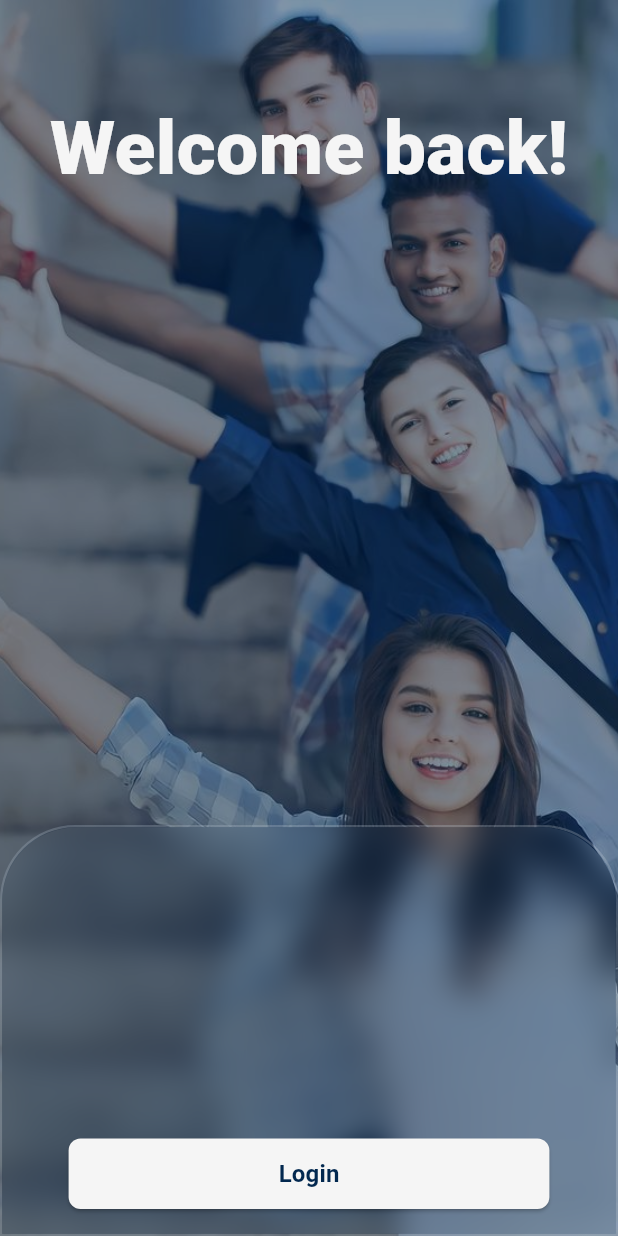
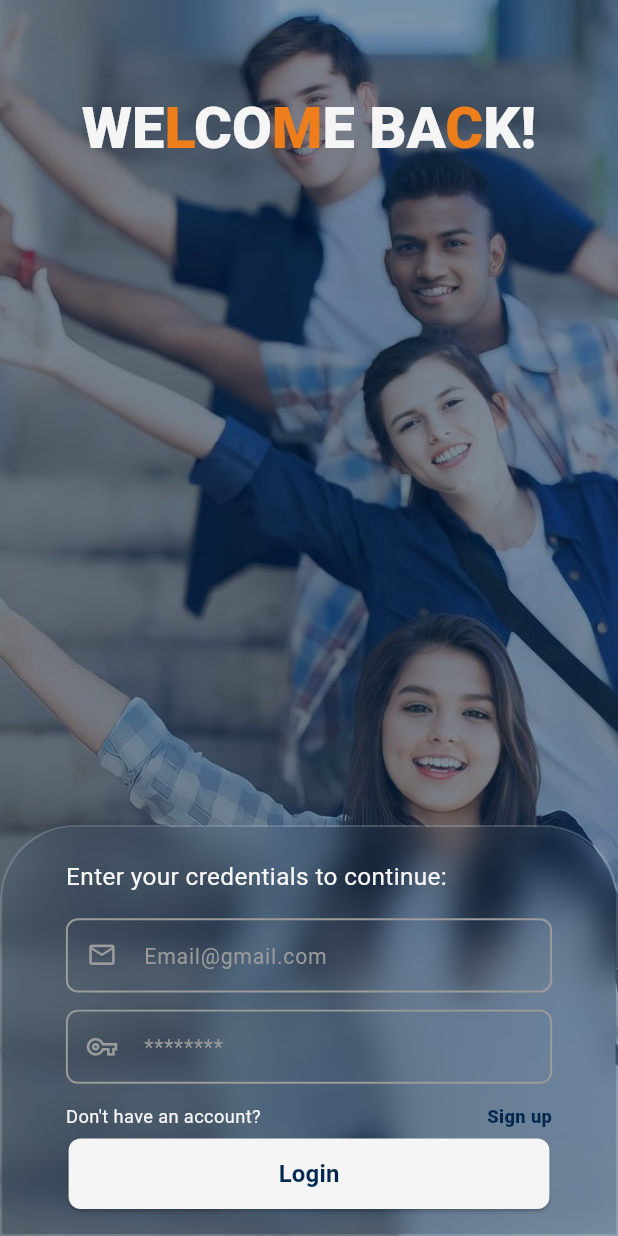
Before and after one commit to ModarAlshibani/LMC, a Flutter app: the screen it shows after launch, after a tap on "Get Started", on a phone screen of 412 x 824 dp. Run offline on Flutter 3.47's test engine with Material 3 defaults, Android fonts, the light colour scheme and no system bars; our stand-ins replace flutter_screenutil, rive; Roboto replaces fonts that are missing (Poppins).

Commit message:
Login ui done

```diff
--- a/lib/core/routing/app_router.dart
+++ b/lib/core/routing/app_router.dart
@@ -2,6 +2,8 @@ import 'package:flutter/material.dart';
 import 'package:lmc_app/core/routing/routes.dart';
 import 'package:lmc_app/features/login/ui/screens/login_screen.dart';
 import 'package:lmc_app/features/onboarding/ui/screens/onboarding_screen.dart';
+
+import '../../features/homePage/ui/screens/signUp.dart';
 
 class AppRouter {
   Route generateRoute(RouteSettings settings) {
@@ -15,6 +17,12 @@ final arguments = settings.arguments;
       case Routes.loginScreen:
         return MaterialPageRoute(builder: (_) => const LoginScreen());
 
+        case Routes.signUp:
+          return MaterialPageRoute(builder: (_) => const SignUp());
+
+        // case Routes.homePage:
+        //   return MaterialPageRoute(builder: (_) => const HomePage());
+
       default:
         return MaterialPageRoute(
           builder:
--- a/lib/core/routing/routes.dart
+++ b/lib/core/routing/routes.dart
@@ -3,4 +3,7 @@
 class Routes{
   static const String onboardingScreen = '/onboardingScreen';
   static const String loginScreen = '/loginScreen';
+  static const String signUp = '/signUp';
+  static const String homePage = '/homePage';
+
 }
--- a/lib/core/theming/colors.dart
+++ b/lib/core/theming/colors.dart
@@ -2,7 +2,7 @@ import 'dart:ui';
 
 class AppColors {
   static const Color lmcBlue = Color.fromARGB(255, 2, 40, 79);
-  static const Color hintBlue = Color.fromARGB(255, 59, 73, 87);
+  static const Color hintBlue = Color.fromARGB(255, 166, 203, 238);
   static const Color lmcOrange = Color.fromARGB(255, 238, 126, 28);
   static const Color backgroundColor = Color(0xFFF5F5F5);
   static const Color greyBorder = Color.fromARGB(255, 155, 155, 155);
--- a/lib/core/widgets/general_text_form_field.dart
+++ b/lib/core/widgets/general_text_form_field.dart
@@ -3,24 +3,38 @@ import 'package:flutter_screenutil/flutter_screenutil.dart';
 import 'package:lmc_app/core/theming/colors.dart';
 
 class GeneralTextFormField extends StatelessWidget {
-  const GeneralTextFormField({super.key});
+  const GeneralTextFormField({super.key, this.focusedBorder, this.enabledBorder, this.hintText, this.prefixIcon, this.suffixIcon, this.isObsecureText});
+
+  final InputBorder? focusedBorder;
+  final InputBorder? enabledBorder;
+  final bool? isObsecureText;
+  final String? hintText;
+  final Widget? prefixIcon;
+  final Widget? suffixIcon;
+
 
   @override
   Widget build(BuildContext context) {
     return TextFormField(
       decoration: InputDecoration(
         isDense: true,
-        contentPadding: EdgeInsets.symmetric(horizontal: 20.w, vertical: 18.h),
-        enabledBorder: OutlineInputBorder(
+        contentPadding: EdgeInsets.symmetric(horizontal: 20.w, vertical: 14.h),
+        enabledBorder: enabledBorder ?? OutlineInputBorder(
           borderSide: BorderSide(color: AppColors.greyBorder, width: 1.3),
           borderRadius: BorderRadius.circular(8.0),
         ),
-        focusedBorder: OutlineInputBorder(
-          borderSide: BorderSide(color: AppColors.lmcOrange, width: 1.3),
+        focusedBorder: focusedBorder ?? OutlineInputBorder(
+          borderSide: BorderSide(color: AppColors.lmcOrange.withOpacity(0.6), width: 1.3),
           borderRadius: BorderRadius.circular(8.0),
         ),
-        hintStyle: TextStyle(fontSize: 10, color: AppColors.hintBlue),
+        prefixIcon: prefixIcon,
+        suffixIcon: suffixIcon,
+        hintStyle: TextStyle(fontSize: 14.sp, color: AppColors.greyBorder),
+        hintText: hintText ?? "No hint text added",
       ),
+      obscureText: isObsecureText ?? false,
+      style: TextStyle(fontSize: 14.sp, color: AppColors.backgroundColor),
+      cursorColor: AppColors.greyBorder,
     );
   }
 }
--- /dev/null
+++ b/lib/core/widgets/glass_card.dart
@@ -0,0 +1,62 @@
+import 'dart:ui';
+import 'package:flutter/material.dart';
+import 'package:flutter_screenutil/flutter_screenutil.dart';
+import 'package:lmc_app/core/theming/colors.dart';
+import 'package:lmc_app/features/login/ui/widgets/login_button.dart';
+
+class GlassContainer extends StatelessWidget {
+  GlassContainer({
+    super.key,
+    required this.width,
+    required this.height,
+    required this.topLeft,
+    required this.topRight,
+    required this.bottomRight,
+    required this.bottomLeft,
+    required this.firstColor,
+    required this.secondColor,
+  });
+
+  final double width;
+  final double height;
+  final double topLeft;
+  final double topRight;
+  final double bottomRight;
+  final double bottomLeft;
+  final Color firstColor;
+  final Color secondColor;
+
+  @override
+  Widget build(BuildContext context) {
+    return Container(
+      height: height.h,
+      width: width.w,
+      decoration: BoxDecoration(
+        borderRadius: BorderRadius.only(
+          topLeft: Radius.circular(topLeft),
+          topRight: Radius.circular(topRight),
+          bottomRight: Radius.circular(bottomLeft),
+          bottomLeft: Radius.circular(bottomRight),
+        ),
+        gradient: LinearGradient(
+          colors: [firstColor.withOpacity(0.15), secondColor.withOpacity(0.05)],
+          begin: Alignment.topLeft,
+          end: Alignment.bottomRight,
+        ),
+        border: Border.all(color: Colors.white.withOpacity(0.2), width: 1.5),
+      ),
+      child: ClipRRect(
+        borderRadius: BorderRadius.only(
+          topLeft: Radius.circular(topLeft),
+          topRight: Radius.circular(topRight),
+          bottomRight: Radius.circular(bottomLeft),
+          bottomLeft: Radius.circular(bottomRight),
+        ),
+        child: BackdropFilter(
+          filter: ImageFilter.blur(sigmaX: 10, sigmaY: 10),
+          child: Container(padding: const EdgeInsets.all(16)),
+        ),
+      ),
+    );
+  }
+}
--- /dev/null
+++ b/lib/features/homePage/ui/screens/signUp.dart
@@ -0,0 +1,14 @@
+import 'package:flutter/material.dart';
+
+class SignUp extends StatelessWidget {
+  const SignUp({super.key});
+
+  @override
+  Widget build(BuildContext context) {
+    return  Scaffold(
+      appBar: AppBar(
+        title: const Text(" Sign up page "),
+      ),
+    );
+  }
+}
--- a/lib/features/login/ui/screens/login_screen.dart
+++ b/lib/features/login/ui/screens/login_screen.dart
@@ -1,8 +1,13 @@
 import 'package:flutter/material.dart';
 import 'package:flutter_screenutil/flutter_screenutil.dart';
+import 'package:lmc_app/core/helpers/extentions.dart';
 import 'package:lmc_app/core/theming/colors.dart';
+import 'package:lmc_app/core/widgets/general_text_form_field.dart';
 import 'package:lmc_app/features/login/ui/widgets/bottom_blur_container.dart';
 import 'package:lmc_app/features/login/ui/widgets/login_background.dart';
+import 'package:lmc_app/features/login/ui/widgets/welcomeBackText.dart';
+
+import '../../../../core/routing/routes.dart';
 
 class LoginScreen extends StatelessWidget {
   const LoginScreen({super.key});
@@ -13,22 +18,12 @@ class LoginScreen extends StatelessWidget {
       backgroundColor: AppColors.backgroundColor,
       body: Stack(
         children: [
-          LoginBackgroung(),
+          LoginBackground(),
           Positioned(
             top: 62.h,
             left: 0,
             right: 0,
-            child: Align(
-              alignment: Alignment.center,
-              child: Text(
-                "Welcome back!",
-                style: TextStyle(
-                  fontSize: 50,
-                  fontWeight: FontWeight.w800,
-                  color: AppColors.backgroundColor,
-                ),
-              ),
-            ),
+            child: WelcomeBackText(),
           ),
           Positioned(
             bottom: 0.h,
@@ -36,6 +31,76 @@ class LoginScreen extends StatelessWidget {
             right: 0,
             child: BottomBlurContainer(),
           ),
+          Positioned(
+            bottom: 225.h,
+            left: 40.w,
+            right: 0,
+            child: Text(
+              "Enter your credentials to continue:",
+              style: TextStyle(
+                color: AppColors.backgroundColor,
+                fontSize: 16.sp,
+              ),
+            ),
+          ),
+
+          Positioned(
+            bottom: 160.h,
+            left: 40.w,
+            right: 40.w,
+            child: GeneralTextFormField(
+              hintText: "Email@gmail.com",
+              prefixIcon: Icon(
+                Icons.email_outlined,
+                size: 20.sp,
+                color: AppColors.greyBorder,
+              ),
+            ),
+          ),
+
+          Positioned(
+            bottom: 100.h,
+            left: 40.w,
+            right: 40.w,
+            child: GeneralTextFormField(
+              hintText: "********",
+              isObsecureText: true,
+              prefixIcon: Icon(
+                Icons.vpn_key_outlined,
+                size: 20.sp,
+                color: AppColors.greyBorder,
+              ),
+            ),
+          ),
+          Positioned(
+            bottom: 70.h,
+            left: 40.w,
+            right: 0,
+            child: Text(
+              "Don't have an account?",
+              style: TextStyle(
+                color: AppColors.backgroundColor,
+                fontSize: 12.sp,
+              ),
+            ),
+          ),
+          Positioned(
+            bottom: 70.h,
+            right: 40.w,
+            child: InkWell(
+              onTap: () => context.pushNamed(
+                Routes.signUp,
+              ),
+              child: Text(
+                "Sign up",
+                style: TextStyle(
+                  color: AppColors.lmcBlue,
+                  fontSize: 12.sp,
+                  fontWeight: FontWeight.w900,
+                ),
+              ),
+            ),
+          ),
         ],
       ),
     );
--- a/lib/features/login/ui/widgets/login_background.dart
+++ b/lib/features/login/ui/widgets/login_background.dart
@@ -1,8 +1,8 @@
 import 'package:flutter/material.dart';
 import 'package:lmc_app/core/theming/colors.dart';
 
-class LoginBackgroung extends StatelessWidget {
-  const LoginBackgroung({super.key});
+class LoginBackground extends StatelessWidget {
+  const LoginBackground({super.key});
 
   @override
   Widget build(BuildContext context) {
--- /dev/null
+++ b/lib/features/login/ui/widgets/welcomeBackText.dart
@@ -0,0 +1,103 @@
+import 'package:flutter/material.dart';
+import 'package:flutter_screenutil/flutter_screenutil.dart';
+
+import '../../../../core/theming/colors.dart';
+
+class WelcomeBackText extends StatelessWidget {
+   const WelcomeBackText({super.key, this.fontSize});
+
+  final double? fontSize;
+
+  @override
+  Widget build(BuildContext context) {
+    return Align(
+      alignment: Alignment.center,
+      child: RichText(
+        textAlign: TextAlign.center,
+        text: TextSpan(
+          children: [
+            TextSpan(
+              text: "WE", style: TextStyle(
+              fontSize: fontSize ?? 38.sp,
+              fontWeight: FontWeight.w800,
+              color: AppColors.backgroundColor,
+            ),
+            ),
+            TextSpan(
+              text: "L",
+              style: TextStyle(
+                fontSize: fontSize ?? 38.sp,
+                fontWeight: FontWeight.w800,
+                color: AppColors.lmcOrange,
+              ),
+            ),
+            TextSpan(
+              text: "CO",
+              style: TextStyle(
+                fontSize: fontSize ?? 38.sp,
+                fontWeight: FontWeight.w800,
+                color: AppColors.backgroundColor,
+              ),
+            ),
+            TextSpan(
+              text: "M",
+              style: TextStyle(
+                fontSize: fontSize ?? 38.sp,
+                fontWeight: FontWeight.w800,
+                color: AppColors.lmcOrange,
+              ),
+            ),
+            TextSpan(
+              text: "E",
+              style: TextStyle(
+                fontSize: fontSize ?? 38.sp,
+                fontWeight: FontWeight.w800,
+                color: AppColors.backgroundColor,
+              ),
+            ),
+            TextSpan(
+              text: " ",
+              style: TextStyle(
+                fontSize: fontSize ?? 38.sp,
+                fontWeight: FontWeight.w800,
+                color: AppColors.backgroundColor,
+              ),
+            ),
+            TextSpan(
+              text: "BA",
+              style: TextStyle(
+                fontSize: fontSize ?? 38.sp,
+                fontWeight: FontWeight.w800,
+                color: AppColors.backgroundColor,
+              ),
+            ),
+            TextSpan(
+              text: "C",
+              style: TextStyle(
+                fontSize: fontSize ?? 38.sp,
+                fontWeight: FontWeight.w800,
+                color: AppColors.lmcOrange,
+              ),
+            ),
+            TextSpan(
+              text: "K",
+              style: TextStyle(
+                fontSize: fontSize ?? 38.sp,
+                fontWeight: FontWeight.w800,
+                color: AppColors.backgroundColor,
+              ),
+            ),
+            TextSpan(
+              text: "!",
+              style: TextStyle(
+                fontSize: fontSize ?? 38.sp,
+                fontWeight: FontWeight.w800,
+                color: AppColors.backgroundColor,
+              ),
+            ),
+          ],
+        ),
+      ),
+    );
+  }
+}
```
